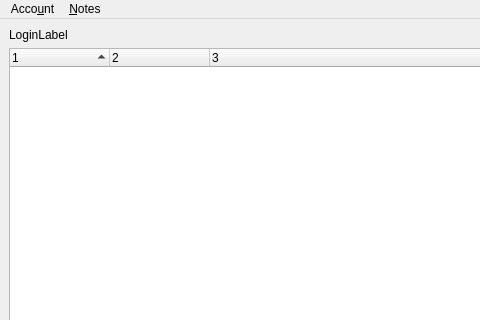
Qt form secure_notes_client/ui/main_window.ui (rlee287/secure-notes-client) before a commit; both pictures show x 0 to 480 and y 0 to 320 of the 800 by 600 pixel window.
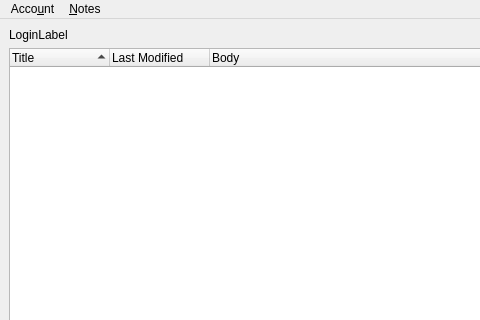
The same form after that commit.

Commit message: Set titles of column headers in ui file

Patch:
```diff
--- a/secure_notes_client/ui/main_window.ui
+++ b/secure_notes_client/ui/main_window.ui
@@ -32,17 +32,17 @@
       </attribute>
       <column>
        <property name="text">
-        <string notr="true">1</string>
+        <string>Title</string>
        </property>
       </column>
       <column>
        <property name="text">
-        <string notr="true">2</string>
+        <string>Last Modified</string>
        </property>
       </column>
       <column>
        <property name="text">
-        <string notr="true">3</string>
+        <string>Body</string>
        </property>
       </column>
      </widget>
```
